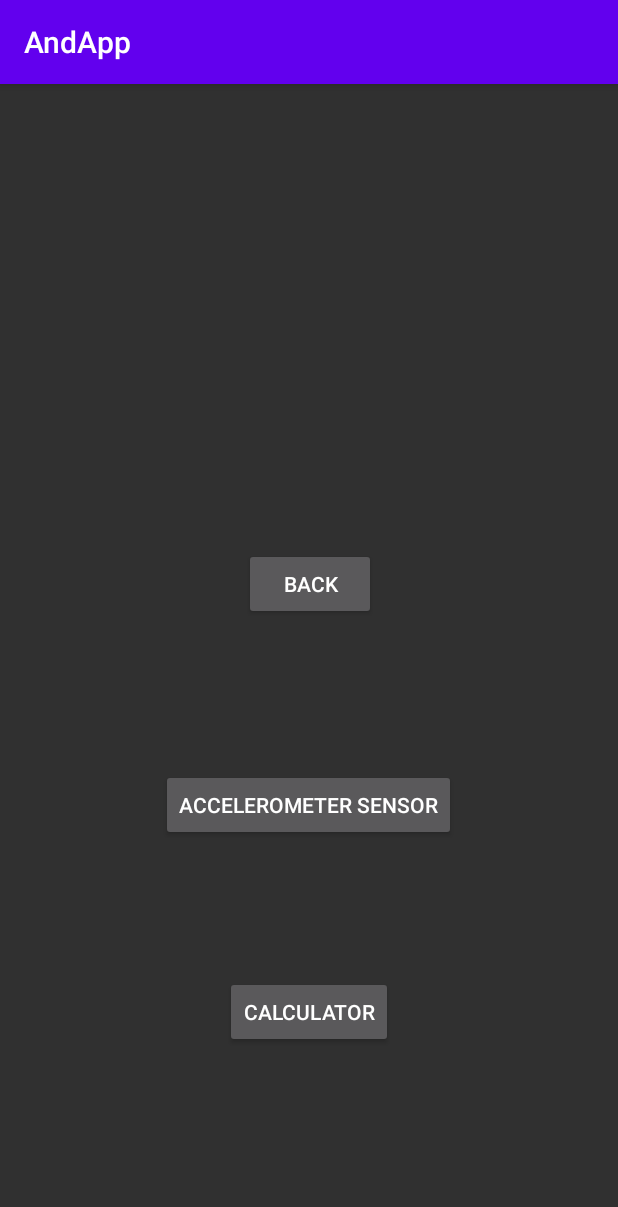
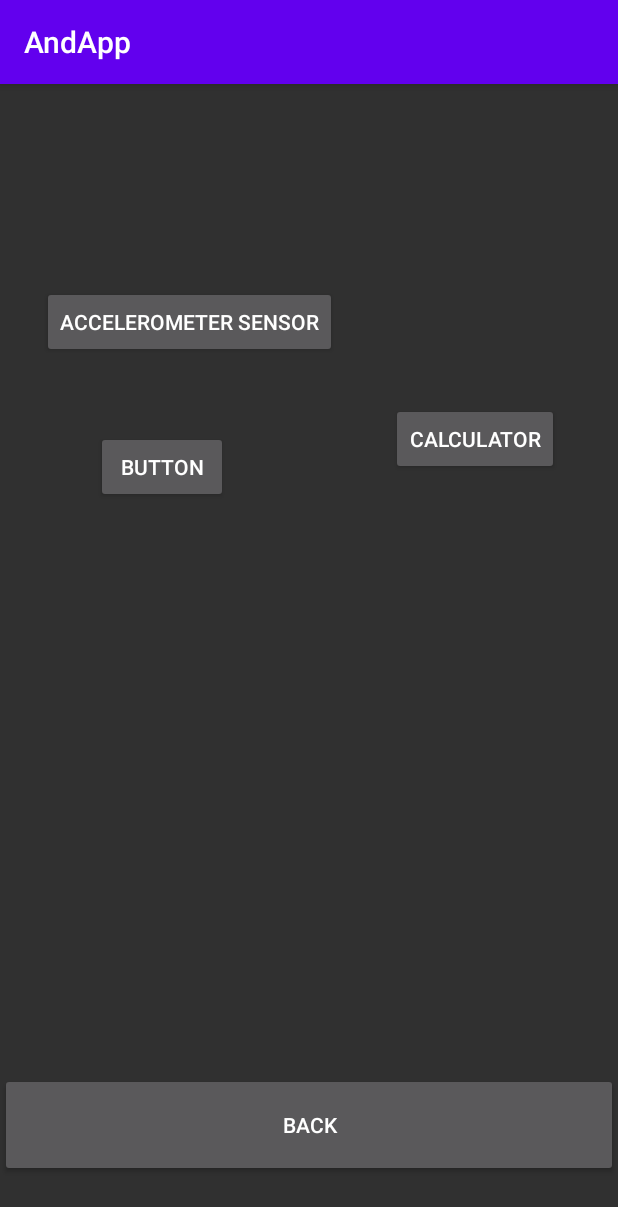
Before and after one commit to MeAdarshMishra/AndApp, an Android app: the AllApp screen opened directly, with no data from a screen before it, on a phone screen of 412 x 824 dp. Shown: the top 1207 px of the screen. Run offline under Robolectric (Android 15) with nearby library versions, the phone set to English and light mode, and no system bars.

Commit message:
Android Application

```diff
--- a/app/src/main/res/layout/activity_all_app.xml
+++ b/app/src/main/res/layout/activity_all_app.xml
@@ -7,29 +7,42 @@
 
     <Button
         android:id="@+id/allappbackbutton"
-        android:layout_width="wrap_content"
-        android:layout_height="wrap_content"
+        android:layout_width="match_parent"
+        android:layout_height="69dp"
         android:layout_alignParentTop="true"
         android:layout_alignParentEnd="true"
-        android:layout_marginTop="309dp"
-        android:layout_marginEnd="161dp"
+        android:layout_marginTop="659dp"
+        android:layout_marginEnd="0dp"
         android:text="back" />
 
     <Button
         android:id="@+id/Allappaccelerometer"
         android:layout_width="wrap_content"
         android:layout_height="wrap_content"
+        android:layout_alignParentStart="true"
         android:layout_alignParentBottom="true"
-        android:layout_centerHorizontal="true"
-        android:layout_marginBottom="263dp"
+        android:layout_marginStart="28dp"
+        android:layout_marginBottom="585dp"
         android:text="Accelerometer Sensor" />
 
     <Button
         android:id="@+id/calulatorallapp"
         android:layout_width="wrap_content"
         android:layout_height="wrap_content"
+        android:layout_alignParentEnd="true"
         android:layout_alignParentBottom="true"
-        android:layout_centerHorizontal="true"
-        android:layout_marginBottom="125dp"
+        android:layout_centerVertical="true"
+        android:layout_marginEnd="39dp"
+        android:layout_marginBottom="507dp"
         android:text="Calculator" />
+
+    <Button
+        android:id="@+id/button6"
+        android:layout_width="wrap_content"
+        android:layout_height="wrap_content"
+        android:layout_alignParentStart="true"
+        android:layout_alignParentTop="true"
+        android:layout_marginStart="64dp"
+        android:layout_marginTop="231dp"
+        android:text="Button" />
 </RelativeLayout>
```
